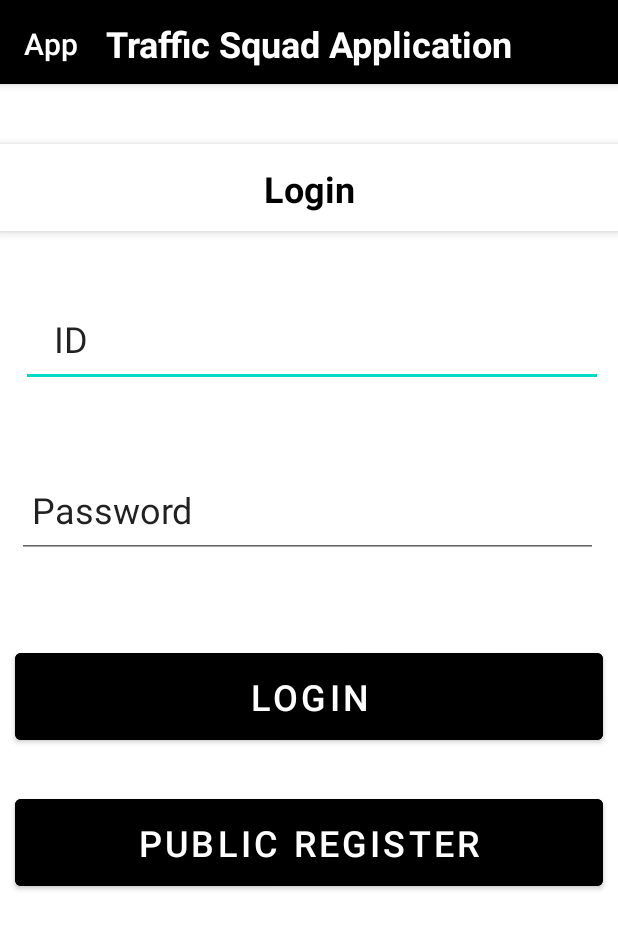
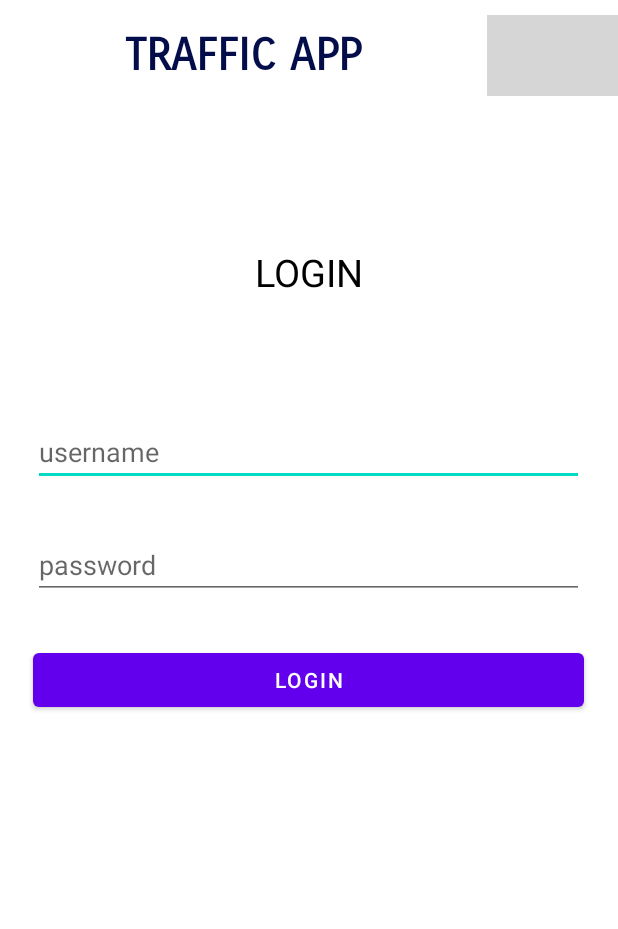
Before and after one commit to RoystonDAlmeida/Traffic_App-Updated-, an Android app: the screen it shows after launch (MainActivity), on a phone screen of 412 x 824 dp. Shown: the top 929 px of the screen. Run offline under Robolectric (Android 15) with nearby library versions, the phone set to English and light mode, and no system bars; grey boxes are pictures that could not be loaded.

Commit message:
changed color in activity.xml

```diff
--- a/app/src/main/res/layout/activity_main.xml
+++ b/app/src/main/res/layout/activity_main.xml
@@ -1,94 +1,94 @@
 <?xml version="1.0" encoding="utf-8"?>
-<RelativeLayout xmlns:android="http://schemas.android.com/apk/res/android"
+<androidx.constraintlayout.widget.ConstraintLayout xmlns:android="http://schemas.android.com/apk/res/android"
     xmlns:app="http://schemas.android.com/apk/res-auto"
     xmlns:tools="http://schemas.android.com/tools"
     android:layout_width="match_parent"
     android:layout_height="match_parent"
-    tools:context=".MainActivity"
-    android:backgroundTint="@color/white">
-    <include
-        android:id="@+id/top_toolbar"
-        layout="@layout/toolbar"/>
-    <androidx.appcompat.widget.Toolbar
-        android:id="@+id/mid_toolbar"
+    tools:context=".MainActivity">
+
+    <ScrollView
         android:layout_width="match_parent"
+        android:layout_height="match_parent"
+        app:layout_constraintBottom_toBottomOf="parent"
+        app:layout_constraintEnd_toEndOf="parent"
+        app:layout_constraintHorizontal_bias="0.0"
+        app:layout_constraintStart_toStartOf="parent"
+        app:layout_constraintTop_toTopOf="parent"
+        app:layout_constraintVertical_bias="0.0">
+
+        <LinearLayout
+            android:layout_width="match_parent"
+            android:layout_height="match_parent"
+            android:orientation="vertical">
+
+            <LinearLayout
+                android:layout_width="wrap_content"
                 android:layout_height="wrap_content"
-        android:layout_below="@+id/top_toolbar"
-        android:layout_marginTop="40dp"
-        android:background="@color/white"
-        android:elevation="4dp"
-        android:paddingTop="2dp"
-        android:theme="@style/ThemeOverlay.AppCompat.Dark.ActionBar">
+                android:layout_marginTop="10dp"
+                android:orientation="horizontal">
 
                 <TextView
-            android:layout_width="wrap_content"
-            android:layout_height="wrap_content"
-            android:layout_gravity="center"
-            android:text="Login"
-            android:textColor="@color/black"
-            android:textSize="24sp"
+                    android:id="@+id/textView"
+                    android:layout_width="651dp"
+                    android:layout_height="54dp"
+                    android:layout_weight="9"
+                    android:fontFamily="sans-serif-smallcaps"
+                    android:gravity="center_horizontal|center_vertical"
+                    android:text="Traffic App"
+                    android:textAlignment="center"
+                    android:textAllCaps="true"
+                    android:textColor="#030D4A"
+                    android:textSize="30dp"
                     android:textStyle="bold" />
 
+                <ImageView
+                    android:id="@+id/imageView3"
+                    android:layout_width="124dp"
+                    android:layout_height="match_parent"
+                    android:layout_weight="1"
+                    app:srcCompat="@drawable/logo" />
 
-    </androidx.appcompat.widget.Toolbar>
+            </LinearLayout>
+
+            <TextView
+                android:id="@+id/textView9"
+                android:layout_width="367dp"
+                android:layout_height="wrap_content"
+                android:layout_gravity="center_horizontal"
+                android:layout_marginTop="100dp"
+                android:text="LOGIN"
+                android:textAlignment="center"
+                android:textColor="#000000"
+                android:textSize="25dp" />
 
             <EditText
                 android:id="@+id/ID"
-        android:layout_width="387dp"
-        android:layout_height="64dp"
-        android:layout_below="@+id/mid_toolbar"
-        android:layout_alignParentStart="true"
-        android:layout_alignParentEnd="true"
-        android:layout_marginStart="14dp"
-        android:layout_marginLeft="10dp"
-        android:layout_marginTop="40dp"
-        android:layout_marginEnd="10dp"
-        android:layout_marginRight="10dp"
-        android:layout_marginBottom="10dp"
+                android:layout_width="367dp"
+                android:layout_height="wrap_content"
+                android:layout_gravity="center_horizontal"
+                android:layout_marginTop="80dp"
                 android:ems="10"
-        android:inputType="textPersonName"
-        android:text="   ID"
-        android:textSize="24sp" />
+                android:hint="username"
+                android:inputType="textPersonName" />
 
             <EditText
                 android:id="@+id/Password"
-        android:layout_width="387dp"
-        android:layout_height="64dp"
-        android:layout_below="@+id/ID"
-        android:layout_alignParentStart="true"
-        android:layout_alignParentEnd="true"
-        android:layout_marginStart="11dp"
-        android:layout_marginLeft="10dp"
-        android:layout_marginTop="40dp"
-        android:layout_marginEnd="13dp"
-        android:layout_marginRight="10dp"
-        android:layout_marginBottom="10dp"
+                android:layout_width="367dp"
+                android:layout_height="wrap_content"
+                android:layout_gravity="center_horizontal"
+                android:layout_marginTop="30dp"
                 android:ems="10"
-        android:inputType="textPersonName"
-        android:text=" Password"
-        android:textSize="24sp" />
+                android:hint="password"
+                android:inputType="textPassword" />
 
             <Button
                 android:id="@+id/login"
-        android:layout_width="400dp"
-        android:layout_height="70dp"
-        android:layout_below="@+id/Password"
-        android:layout_marginTop="47dp"
-        android:text="LOGIN"
-        android:layout_marginLeft="10dp"
-        android:layout_marginRight="10dp"
-        android:textSize="24sp"
-        android:backgroundTint="@color/black"/>
-    <Button
-        android:id="@+id/public_register"
-        android:layout_width="400dp"
-        android:layout_height="70dp"
-        android:layout_below="@+id/login"
-        android:layout_marginTop="27dp"
-        android:text="PUBLIC REGISTER"
-        android:layout_marginLeft="10dp"
-        android:layout_marginRight="10dp"
-        android:textSize="24sp"
-        android:backgroundTint="@color/black"/>
+                android:layout_width="367dp"
+                android:layout_height="wrap_content"
+                android:layout_gravity="center_horizontal"
+                android:layout_marginTop="30dp"
+                android:text="Login" />
 
-</RelativeLayout>
+        </LinearLayout>
+    </ScrollView>
+</androidx.constraintlayout.widget.ConstraintLayout>
```
Lines whose indentation alone changed are shown as unchanged.
